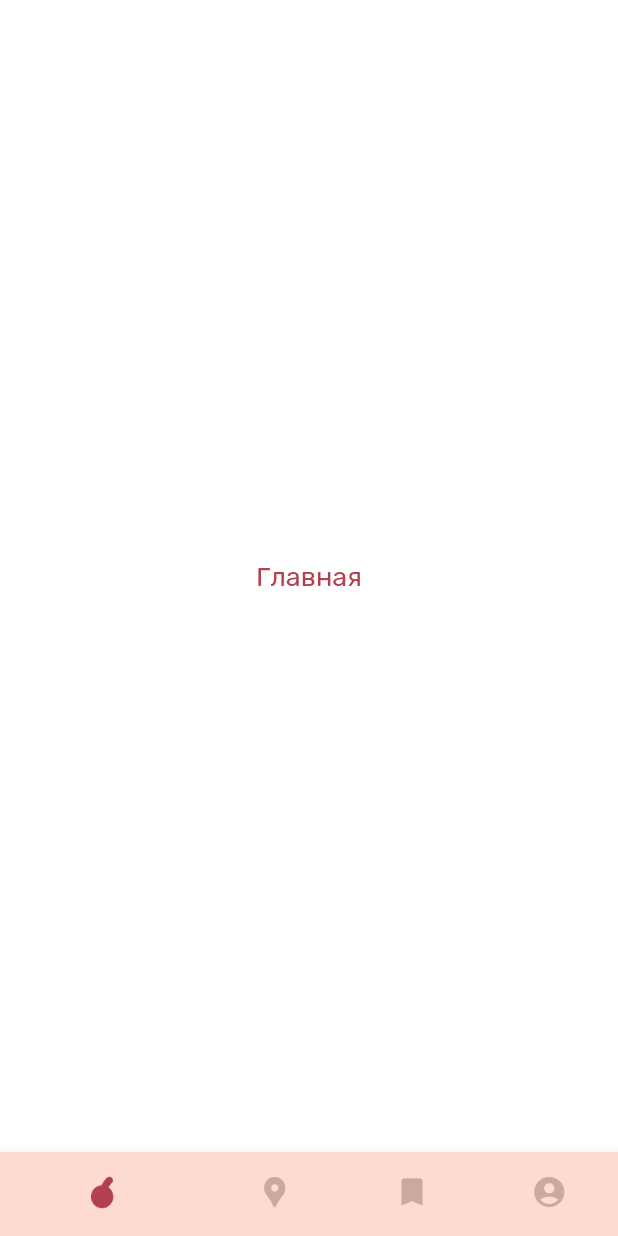
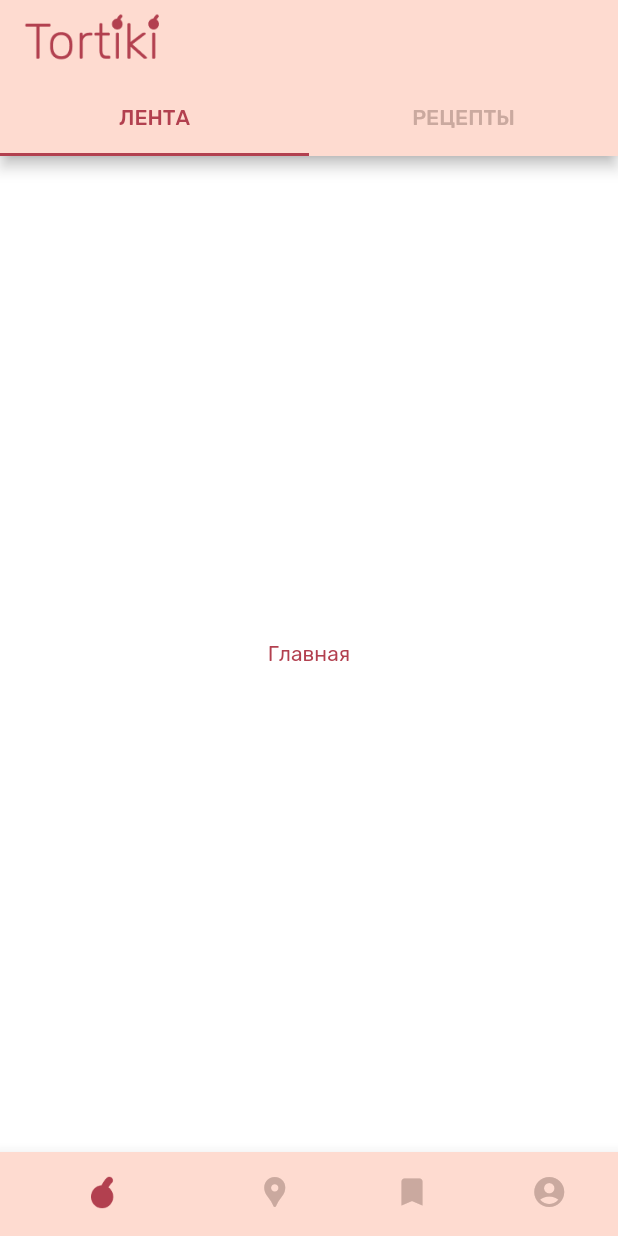
Before and after one commit to TortikiDev/mobile-app, a Flutter app: the screen it shows after launch, on a phone screen of 412 x 824 dp. Run offline on Flutter 3.47's test engine with Material 2 defaults, Android fonts, the phone set to English and light mode, and no system bars; our stand-ins replace dio, equatable, flutter_bloc.

Commit message:
add main screen app bar with tab bar

```diff
--- a/lib/bloc/main/main_bloc.dart
+++ b/lib/bloc/main/main_bloc.dart
@@ -14,13 +14,11 @@ class MainBloc extends BaseBloc<MainEvent, MainState> {
   // region Lifecycle
 
   MainBloc({@required ErrorHandlingBloc errorHandlingBloc})
-      : super(
-            initialState: MainState(), errorHandlingBloc: errorHandlingBloc);
+      : super(initialState: MainState(), errorHandlingBloc: errorHandlingBloc);
 
   @override
   Stream<MainState> mapEventToState(MainEvent event) async* {
     // TODO: implement event to state mapping
-    throw UnimplementedError();
   }
 
   // endregion
--- a/lib/ui/app_theme.dart
+++ b/lib/ui/app_theme.dart
@@ -6,6 +6,14 @@ final appTheme = ThemeData(
     textTheme: _textTheme,
     fontFamily: 'Rubik',
     visualDensity: VisualDensity.adaptivePlatformDensity,
+    scaffoldBackgroundColor: Colors.white,
+    appBarTheme: AppBarTheme(color: _colorScheme.primary),
+    tabBarTheme: TabBarTheme(
+        indicator: UnderlineTabIndicator(
+            borderSide: BorderSide(width: 2.0, color: _colorScheme.onPrimary)),
+        labelColor: _colorScheme.onPrimary,
+        unselectedLabelColor: _colorScheme.primaryVariant,
+        labelStyle: _textTheme.button),
     bottomNavigationBarTheme: BottomNavigationBarThemeData(
         showSelectedLabels: false,
         showUnselectedLabels: false,
@@ -30,55 +38,31 @@ final _colorScheme = ColorScheme(
 
 final _textTheme = TextTheme(
   headline1: TextStyle(
-      fontWeight: FontWeight.w300,
-      fontSize: 96,
-      color: _colorScheme.onPrimary),
+      fontWeight: FontWeight.w300, fontSize: 96, color: _colorScheme.onPrimary),
   headline2: TextStyle(
-      fontWeight: FontWeight.w300,
-      fontSize: 60,
-      color: _colorScheme.onPrimary),
+      fontWeight: FontWeight.w300, fontSize: 60, color: _colorScheme.onPrimary),
   headline3: TextStyle(
-      fontWeight: FontWeight.w400,
-      fontSize: 48,
-      color: _colorScheme.onPrimary),
+      fontWeight: FontWeight.w400, fontSize: 48, color: _colorScheme.onPrimary),
   headline4: TextStyle(
-      fontWeight: FontWeight.w300,
-      fontSize: 30,
-      color: _colorScheme.onPrimary),
+      fontWeight: FontWeight.w300, fontSize: 30, color: _colorScheme.onPrimary),
   headline5: TextStyle(
-      fontWeight: FontWeight.w400,
-      fontSize: 24,
-      color: _colorScheme.onPrimary),
+      fontWeight: FontWeight.w400, fontSize: 24, color: _colorScheme.onPrimary),
   headline6: TextStyle(
-      fontWeight: FontWeight.w500,
-      fontSize: 20,
-      color: _colorScheme.onPrimary),
+      fontWeight: FontWeight.w500, fontSize: 20, color: _colorScheme.onPrimary),
   subtitle1: TextStyle(
-      fontWeight: FontWeight.w400,
-      fontSize: 16,
-      color: _colorScheme.onPrimary),
+      fontWeight: FontWeight.w400, fontSize: 16, color: _colorScheme.onPrimary),
   subtitle2: TextStyle(
-      fontWeight: FontWeight.w400,
-      fontSize: 14,
-      color: _colorScheme.onPrimary),
+      fontWeight: FontWeight.w400, fontSize: 14, color: _colorScheme.onPrimary),
   bodyText1: TextStyle(
-      fontWeight: FontWeight.w400,
-      fontSize: 18,
-      color: _colorScheme.onPrimary),
+      fontWeight: FontWeight.w400, fontSize: 18, color: _colorScheme.onPrimary),
   bodyText2: TextStyle(
       fontWeight: FontWeight.normal,
       fontSize: 14,
       color: _colorScheme.onPrimary),
   caption: TextStyle(
-      fontWeight: FontWeight.w400,
-      fontSize: 12,
-      color: _colorScheme.onPrimary),
+      fontWeight: FontWeight.w400, fontSize: 12, color: _colorScheme.onPrimary),
   button: TextStyle(
-      fontWeight: FontWeight.w500,
-      fontSize: 14,
-      color: _colorScheme.onPrimary),
+      fontWeight: FontWeight.w500, fontSize: 14, color: _colorScheme.onPrimary),
   overline: TextStyle(
-      fontWeight: FontWeight.w500,
-      fontSize: 10,
-      color: _colorScheme.onPrimary),
+      fontWeight: FontWeight.w500, fontSize: 10, color: _colorScheme.onPrimary),
 );
--- a/lib/ui/bottom_navigation/bottom_navigation_controller.dart
+++ b/lib/ui/bottom_navigation/bottom_navigation_controller.dart
@@ -1,5 +1,7 @@
 import 'package:flutter/material.dart';
+
 import '../app_theme.dart';
+import '../screens/main/main_screen_factory.dart';
 import 'bottom_navigation_item.dart';
 
 class BottomNaigationController extends StatefulWidget {
@@ -25,10 +27,7 @@ class _BottomNaigationControllerState extends State<BottomNaigationController> {
       final theme = Theme.of(context);
       _items = [
         BottomNaigationControllerItem(
-            Container(
-                color: appTheme.colorScheme.background,
-                child: Center(
-                    child: Text('Главная', style: theme.textTheme.bodyText1))),
+            MainScreenFactory().createWidget(),
             BottomNavigationBarItem(
                 icon: ImageIcon(AssetImage('assets/cherry.png'),
                     key: ValueKey('cherry icon'), size: 24),
--- a/lib/ui/screens/main/main_screen.dart
+++ b/lib/ui/screens/main/main_screen.dart
@@ -6,8 +6,22 @@ import '../../../bloc/main/index.dart';
 class MainScreen extends StatelessWidget {
   @override
   Widget build(BuildContext context) {
-    // TODO: add scaffold body
+    // TODO: Localize strings
     return BlocBuilder<MainBloc, MainState>(
-        builder: (context, state) => Scaffold());
+        builder: (context, state) => DefaultTabController(
+              length: 2,
+              child: Scaffold(
+                  appBar: AppBar(
+                      title: Image.asset('assets/main_app_bar_title.png',
+                          height: 40),
+                      bottom: TabBar(tabs: [
+                        Tab(text: 'Лента'.toUpperCase()),
+                        Tab(text: 'Рецепты'.toUpperCase()),
+                      ])),
+                  body: TabBarView(children: [
+                    Center(child: Text('Главная')),
+                    Center(child: Text('Рецепты'))
+                  ])),
+            ));
   }
 }
```
Also changed, not shown: assets/main_app_bar_title.png (added).
